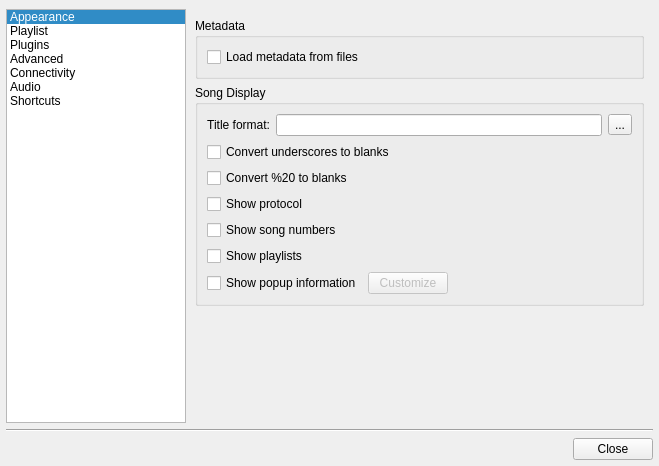
The window that src/ui/forms/configdialog.ui (ksv1986/qmmp-staging) describes before a commit, drawn with Qt 5.
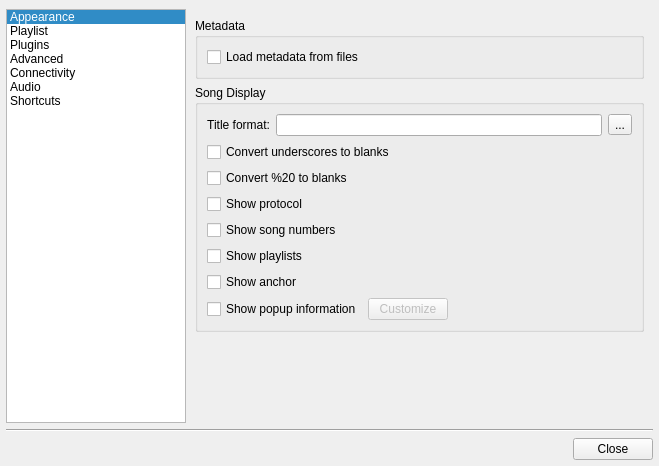
The same window after the commit. The open tabs and pages were chosen to show the change. Icons and pictures are not drawn.

Commit message: fixed some bugs, added possibility to disable playlist anchor

```diff
--- a/src/ui/forms/configdialog.ui
+++ b/src/ui/forms/configdialog.ui
@@ -588,7 +588,7 @@
               </property>
              </widget>
             </item>
-            <item row="6" column="0" colspan="3">
+            <item row="7" column="0" colspan="3">
              <layout class="QHBoxLayout" name="horizontalLayout_3">
               <item>
                <widget class="QCheckBox" name="popupCheckBox">
@@ -622,6 +622,13 @@
               </item>
              </layout>
             </item>
+            <item row="6" column="0" colspan="2">
+             <widget class="QCheckBox" name="anchorCheckBox">
+              <property name="text">
+               <string>Show anchor</string>
+              </property>
+             </widget>
+            </item>
            </layout>
           </widget>
          </item>
```
The commit also changes 18 other files.
